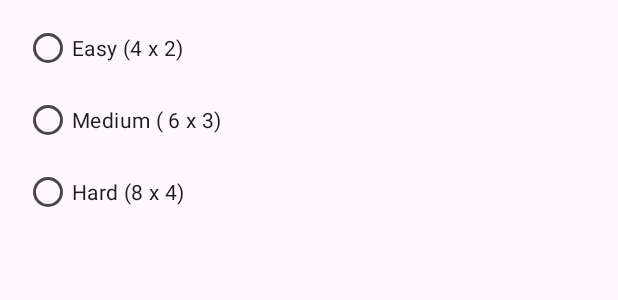
After one commit to D-Emman/MyMemoryGame, an Android app: the layout dialog_board_size.xml on its own in the app's theme, with its tools: preview values and no code run, on a phone screen of 412 x 824 dp. The commit adds this screen. Shown: the top 300 px of the screen. Run offline under Robolectric (Android 15) with nearby library versions, the phone set to English and light mode, and no system bars.

Commit message:
added alert dialogs and radio group

```diff
--- /dev/null
+++ b/app/src/main/res/layout/dialog_board_size.xml
@@ -0,0 +1,36 @@
+<?xml version="1.0" encoding="utf-8"?>
+<androidx.constraintlayout.widget.ConstraintLayout xmlns:android="http://schemas.android.com/apk/res/android"
+    xmlns:app="http://schemas.android.com/apk/res-auto"
+    android:layout_width="match_parent"
+             android:layout_height="match_parent">
+
+    <RadioGroup
+        android:id="@+id/radioGroup"
+        android:layout_width="0dp"
+        android:layout_height="wrap_content"
+        android:layout_marginStart="16dp"
+        android:layout_marginTop="8dp"
+        android:layout_marginEnd="16dp"
+        app:layout_constraintEnd_toEndOf="parent"
+        app:layout_constraintStart_toStartOf="parent"
+        app:layout_constraintTop_toTopOf="parent">
+
+        <RadioButton
+            android:id="@+id/rbEasy"
+            android:layout_width="match_parent"
+            android:layout_height="wrap_content"
+            android:text="Easy (4 x 2)" />
+
+        <RadioButton
+            android:id="@+id/rbMedium"
+            android:layout_width="match_parent"
+            android:layout_height="wrap_content"
+            android:text="Medium ( 6 x 3)" />
+
+        <RadioButton
+            android:id="@+id/rbHard"
+            android:layout_width="match_parent"
+            android:layout_height="wrap_content"
+            android:text="Hard (8 x 4)" />
+    </RadioGroup>
+</androidx.constraintlayout.widget.ConstraintLayout>
--- a/app/src/main/res/menu/menu_main.xml
+++ b/app/src/main/res/menu/menu_main.xml
@@ -2,6 +2,10 @@
 <menu xmlns:app="http://schemas.android.com/apk/res-auto"
     xmlns:android="http://schemas.android.com/apk/res/android">
 
+    <item
+        android:id="@+id/mi_new_size"
+        android:title="Choose New Size"
+        app:showAsAction="never" />
     <item
         android:id="@+id/my_refresh"
         android:icon="@drawable/ic_refresh"
--- a/gradle.properties
+++ b/gradle.properties
@@ -16,6 +16,7 @@ org.gradle.jvmargs=-Xmx2048m -Dfile.encoding=UTF-8
 # https://developer.android.com/topic/libraries/support-library/androidx-rn
 android.useAndroidX=true
 # Kotlin code style for this project: "official" or "obsolete":
+#android.enableJetifier=true
 kotlin.code.style=official
 # Enables namespacing of each library's R class so that its R class includes only the
 # resources declared in the library itself and none from the library's dependencies,
```
Also changed, not shown: app/src/main/java/com/example/memorygame/MainActivity.kt (+62 -1 lines), app/src/main/res/layout/activity_main.xml (+13 -0 lines).
